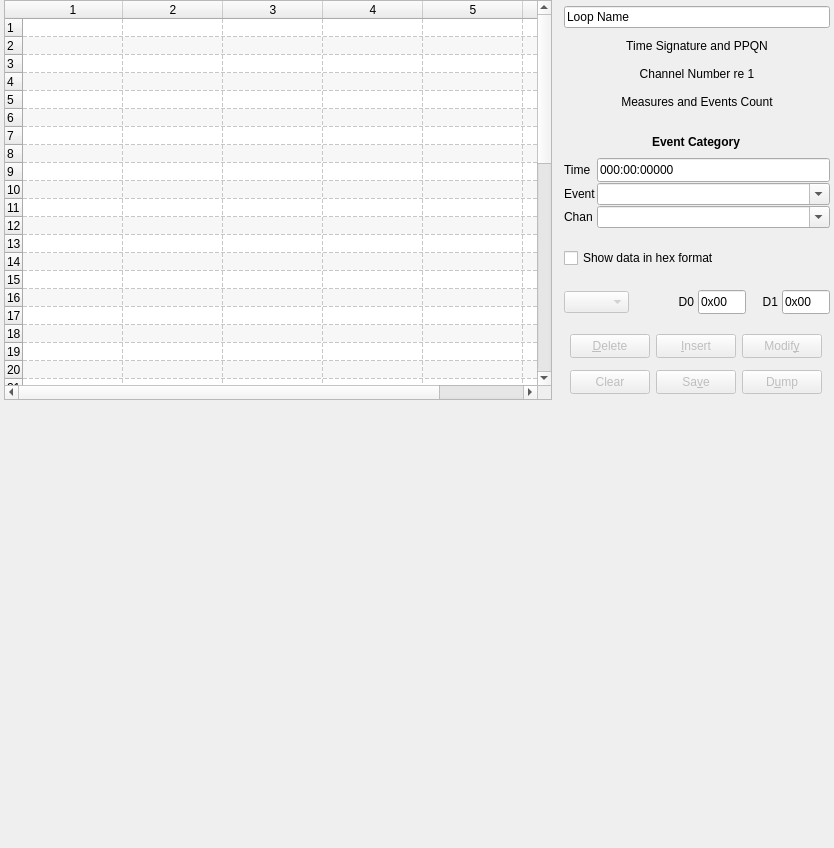
ahlstromcj/seq66, file seq_qt5/forms/qseqeventframe.ui: the form before one commit.
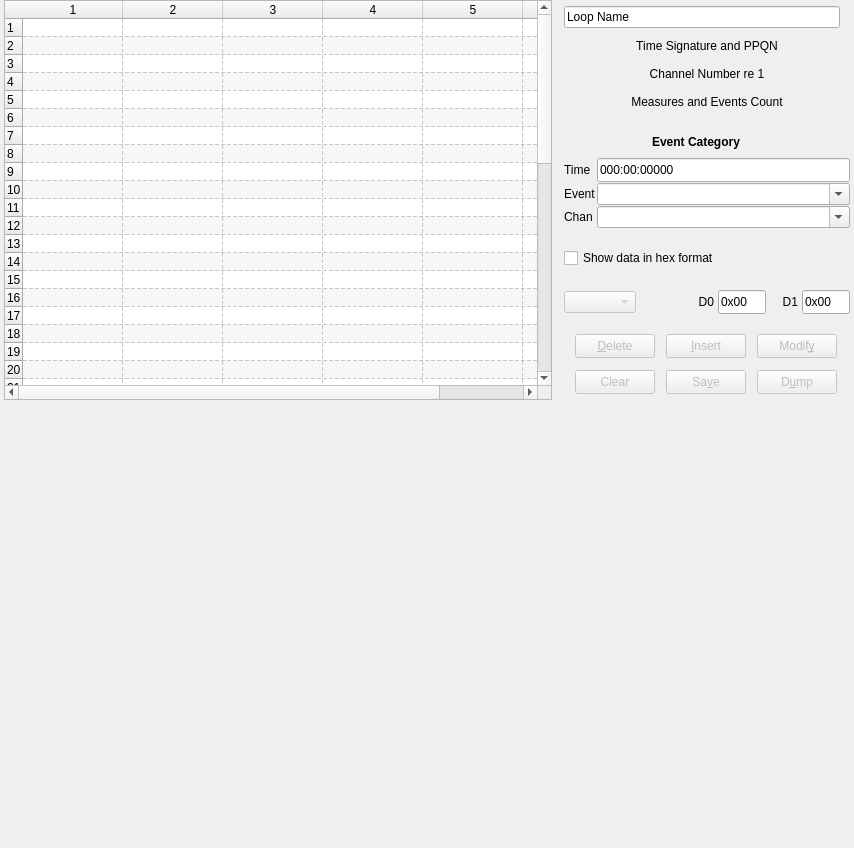
The form after the commit.

Patch:
```diff
--- a/seq_qt5/forms/qseqeventframe.ui
+++ b/seq_qt5/forms/qseqeventframe.ui
@@ -6,7 +6,7 @@
    <rect>
     <x>0</x>
     <y>0</y>
-    <width>834</width>
+    <width>854</width>
     <height>848</height>
    </rect>
   </property>
```
Left out of the diff: 2 changed lines with no effect on the pictures.
